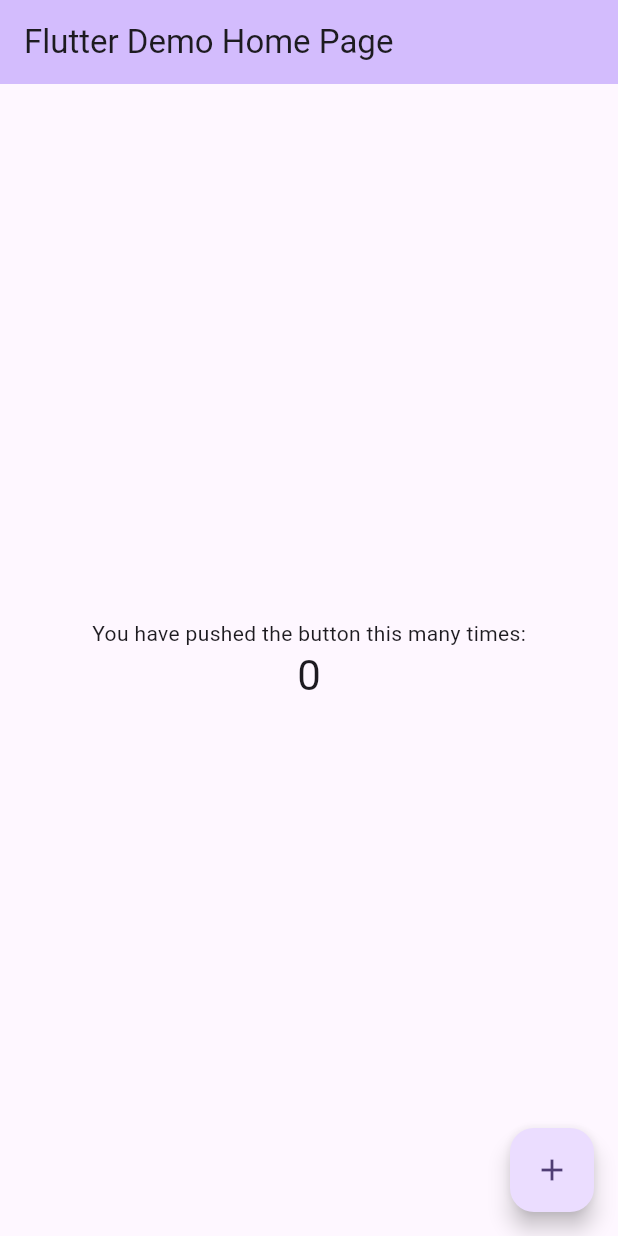
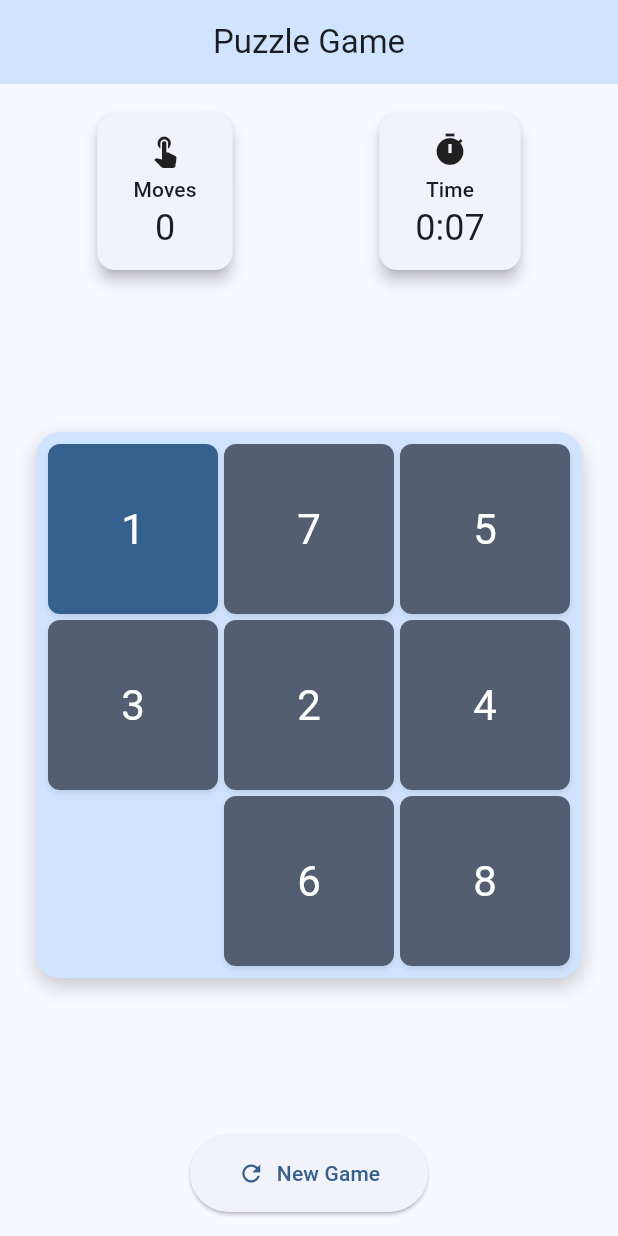
Before and after one commit to z3nr1q/new_puzzle, a Flutter app: the screen it shows after launch, on a phone screen of 412 x 824 dp. Run offline on Flutter 3.47's test engine with Material 3 defaults, Android fonts, the light colour scheme and no system bars.

Commit message:
feat: Implementação da estrutura base do jogo de puzzle
- Criado modelo PuzzlePiece
- Implementado PuzzleProvider para gerenciamento de estado
- Criada tela principal do jogo (GameScreen)
- Implementados widgets PuzzleBoard e PuzzlePiece
- Configurado tema e provider no main.dart

```diff
--- a/lib/main.dart
+++ b/lib/main.dart
@@ -1,4 +1,7 @@
 import 'package:flutter/material.dart';
+import 'package:provider/provider.dart';
+import 'src/providers/puzzle_provider.dart';
+import 'src/screens/game_screen.dart';
 
 void main() {
   runApp(const MyApp());
@@ -7,116 +10,28 @@ void main() {
 class MyApp extends StatelessWidget {
   const MyApp({super.key});
 
-  // This widget is the root of your application.
   @override
   Widget build(BuildContext context) {
-    return MaterialApp(
-      title: 'Flutter Demo',
-      theme: ThemeData(
-        // This is the theme of your application.
-        //
-        // TRY THIS: Try running your application with "flutter run". You'll see
-        // the application has a purple toolbar. Then, without quitting the app,
-        // try changing the seedColor in the colorScheme below to Colors.green
-        // and then invoke "hot reload" (save your changes or press the "hot
-        // reload" button in a Flutter-supported IDE, or press "r" if you used
-        // the command line to start the app).
-        //
-        // Notice that the counter didn't reset back to zero; the application
-        // state is not lost during the reload. To reset the state, use hot
-        // restart instead.
-        //
-        // This works for code too, not just values: Most code changes can be
-        // tested with just a hot reload.
-        colorScheme: ColorScheme.fromSeed(seedColor: Colors.deepPurple),
+    return ChangeNotifierProvider(
+      create: (_) => PuzzleProvider(),
+      child: MaterialApp(
+        title: 'Puzzle Game',
+        theme: ThemeData(
+          colorScheme: ColorScheme.fromSeed(
+            seedColor: Colors.blue,
+            brightness: Brightness.light,
+          ),
+          useMaterial3: true,
+        ),
+        darkTheme: ThemeData(
+          colorScheme: ColorScheme.fromSeed(
+            seedColor: Colors.blue,
+            brightness: Brightness.dark,
+          ),
+          useMaterial3: true,
+        ),
+        home: const GameScreen(),
       ),
-      home: const MyHomePage(title: 'Flutter Demo Home Page'),
     );
   }
 }
-
-class MyHomePage extends StatefulWidget {
-  const MyHomePage({super.key, required this.title});
-
-  // This widget is the home page of your application. It is stateful, meaning
-  // that it has a State object (defined below) that contains fields that affect
-  // how it looks.
-
-  // This class is the configuration for the state. It holds the values (in this
-  // case the title) provided by the parent (in this case the App widget) and
-  // used by the build method of the State. Fields in a Widget subclass are
-  // always marked "final".
-
-  final String title;
-
-  @override
-  State<MyHomePage> createState() => _MyHomePageState();
-}
-
-class _MyHomePageState extends State<MyHomePage> {
-  int _counter = 0;
-
-  void _incrementCounter() {
-    setState(() {
-      // This call to setState tells the Flutter framework that something has
-      // changed in this State, which causes it to rerun the build method below
-      // so that the display can reflect the updated values. If we changed
-      // _counter without calling setState(), then the build method would not be
-      // called again, and so nothing would appear to happen.
-      _counter++;
-    });
-  }
-
-  @override
-  Widget build(BuildContext context) {
-    // This method is rerun every time setState is called, for instance as done
-    // by the _incrementCounter method above.
-    //
-    // The Flutter framework has been optimized to make rerunning build methods
-    // fast, so that you can just rebuild anything that needs updating rather
-    // than having to individually change instances of widgets.
-    return Scaffold(
-      appBar: AppBar(
-        // TRY THIS: Try changing the color here to a specific color (to
-        // Colors.amber, perhaps?) and trigger a hot reload to see the AppBar
-        // change color while the other colors stay the same.
-        backgroundColor: Theme.of(context).colorScheme.inversePrimary,
-        // Here we take the value from the MyHomePage object that was created by
-        // the App.build method, and use it to set our appbar title.
-        title: Text(widget.title),
-      ),
-      body: Center(
-        // Center is a layout widget. It takes a single child and positions it
-        // in the middle of the parent.
-        child: Column(
-          // Column is also a layout widget. It takes a list of children and
-          // arranges them vertically. By default, it sizes itself to fit its
-          // children horizontally, and tries to be as tall as its parent.
-          //
-          // Column has various properties to control how it sizes itself and
-          // how it positions its children. Here we use mainAxisAlignment to
-          // center the children vertically; the main axis here is the vertical
-          // axis because Columns are vertical (the cross axis would be
-          // horizontal).
-          //
-          // TRY THIS: Invoke "debug painting" (choose the "Toggle Debug Paint"
-          // action in the IDE, or press "p" in the console), to see the
-          // wireframe for each widget.
-          mainAxisAlignment: MainAxisAlignment.center,
-          children: <Widget>[
-            const Text('You have pushed the button this many times:'),
-            Text(
-              '$_counter',
-              style: Theme.of(context).textTheme.headlineMedium,
-            ),
-          ],
-        ),
-      ),
-      floatingActionButton: FloatingActionButton(
-        onPressed: _incrementCounter,
-        tooltip: 'Increment',
-        child: const Icon(Icons.add),
-      ), // This trailing comma makes auto-formatting nicer for build methods.
-    );
-  }
-}
--- /dev/null
+++ b/lib/src/models/puzzle_piece.dart
@@ -0,0 +1,15 @@
+class PuzzlePiece {
+  final int id;
+  final int correctPosition;
+  int currentPosition;
+  bool isBlank;
+
+  PuzzlePiece({
+    required this.id,
+    required this.correctPosition,
+    required this.currentPosition,
+    this.isBlank = false,
+  });
+
+  bool get isInCorrectPosition => correctPosition == currentPosition;
+}
--- /dev/null
+++ b/lib/src/providers/puzzle_provider.dart
@@ -0,0 +1,90 @@
+import 'dart:math';
+import 'package:flutter/foundation.dart';
+import '../models/puzzle_piece.dart';
+
+class PuzzleProvider extends ChangeNotifier {
+  late List<PuzzlePiece> _pieces;
+  int _moves = 0;
+  int _gridSize = 3; // 3x3 grid by default
+  bool _isComplete = false;
+  Duration _time = Duration.zero;
+
+  List<PuzzlePiece> get pieces => _pieces;
+  int get moves => _moves;
+  int get gridSize => _gridSize;
+  bool get isComplete => _isComplete;
+  Duration get time => _time;
+
+  void initializePuzzle([int size = 3]) {
+    _gridSize = size;
+    _moves = 0;
+    _time = Duration.zero;
+    _isComplete = false;
+
+    // Create pieces
+    _pieces = List.generate(
+      size * size,
+      (index) => PuzzlePiece(
+        id: index,
+        correctPosition: index,
+        currentPosition: index,
+        isBlank: index == (size * size - 1),
+      ),
+    );
+
+    // Shuffle pieces
+    shufflePieces();
+    notifyListeners();
+  }
+
+  void shufflePieces() {
+    final random = Random();
+    for (int i = _pieces.length - 1; i > 0; i--) {
+      int j = random.nextInt(i + 1);
+      // Swap current positions
+      int temp = _pieces[i].currentPosition;
+      _pieces[i].currentPosition = _pieces[j].currentPosition;
+      _pieces[j].currentPosition = temp;
+      // Swap pieces in list
+      var tempPiece = _pieces[i];
+      _pieces[i] = _pieces[j];
+      _pieces[j] = tempPiece;
+    }
+  }
+
+  bool canMovePiece(int position) {
+    int blankIndex = _pieces.indexWhere((piece) => piece.isBlank);
+    int blankRow = blankIndex ~/ _gridSize;
+    int blankCol = blankIndex % _gridSize;
+    int pieceRow = position ~/ _gridSize;
+    int pieceCol = position % _gridSize;
+
+    return (blankRow == pieceRow && (blankCol - pieceCol).abs() == 1) ||
+           (blankCol == pieceCol && (blankRow - pieceRow).abs() == 1);
+  }
+
+  void movePiece(int position) {
+    if (!canMovePiece(position)) return;
+
+    int blankIndex = _pieces.indexWhere((piece) => piece.isBlank);
+    int pieceIndex = _pieces.indexWhere((piece) => piece.currentPosition == position);
+
+    // Swap positions
+    int tempPosition = _pieces[blankIndex].currentPosition;
+    _pieces[blankIndex].currentPosition = _pieces[pieceIndex].currentPosition;
+    _pieces[pieceIndex].currentPosition = tempPosition;
+
+    // Increment moves
+    _moves++;
+
+    // Check if puzzle is complete
+    _isComplete = _pieces.every((piece) => piece.isInCorrectPosition);
+
+    notifyListeners();
+  }
+
+  void updateTime(Duration newTime) {
+    _time = newTime;
+    notifyListeners();
+  }
+}
--- /dev/null
+++ b/lib/src/screens/game_screen.dart
@@ -0,0 +1,128 @@
+import 'dart:async';
+import 'package:flutter/material.dart';
+import 'package:provider/provider.dart';
+import '../providers/puzzle_provider.dart';
+import '../widgets/puzzle_board.dart';
+
+class GameScreen extends StatefulWidget {
+  const GameScreen({super.key});
+
+  @override
+  State<GameScreen> createState() => _GameScreenState();
+}
+
+class _GameScreenState extends State<GameScreen> {
+  Timer? _timer;
+  int _seconds = 0;
+
+  @override
+  void initState() {
+    super.initState();
+    WidgetsBinding.instance.addPostFrameCallback((_) {
+      context.read<PuzzleProvider>().initializePuzzle();
+      _startTimer();
+    });
+  }
+
+  void _startTimer() {
+    _timer = Timer.periodic(const Duration(seconds: 1), (timer) {
+      setState(() {
+        _seconds++;
+        context.read<PuzzleProvider>().updateTime(Duration(seconds: _seconds));
+      });
+    });
+  }
+
+  void _resetGame() {
+    setState(() {
+      _seconds = 0;
+      context.read<PuzzleProvider>().initializePuzzle();
+    });
+  }
+
+  @override
+  void dispose() {
+    _timer?.cancel();
+    super.dispose();
+  }
+
+  @override
+  Widget build(BuildContext context) {
+    return Scaffold(
+      appBar: AppBar(
+        title: const Text('Puzzle Game'),
+        centerTitle: true,
+        backgroundColor: Theme.of(context).colorScheme.primaryContainer,
+      ),
+      body: Consumer<PuzzleProvider>(
+        builder: (context, puzzleProvider, child) {
+          return Column(
+            mainAxisAlignment: MainAxisAlignment.center,
+            children: [
+              Padding(
+                padding: const EdgeInsets.all(16.0),
+                child: Row(
+                  mainAxisAlignment: MainAxisAlignment.spaceAround,
+                  children: [
+                    _buildInfoCard(
+                      'Moves',
+                      puzzleProvider.moves.toString(),
+                      Icons.touch_app,
+                    ),
+                    _buildInfoCard(
+                      'Time',
+                      '${puzzleProvider.time.inMinutes}:${(puzzleProvider.time.inSeconds % 60).toString().padLeft(2, '0')}',
+                      Icons.timer,
+                    ),
+                  ],
+                ),
+              ),
+              const Expanded(
+                child: Center(
+                  child: PuzzleBoard(),
+                ),
+              ),
+              Padding(
+                padding: const EdgeInsets.all(16.0),
+                child: ElevatedButton.icon(
+                  onPressed: _resetGame,
+                  icon: const Icon(Icons.refresh),
+                  label: const Text('New Game'),
+                  style: ElevatedButton.styleFrom(
+                    padding: const EdgeInsets.symmetric(
+                      horizontal: 32,
+                      vertical: 16,
+                    ),
+                  ),
+                ),
+              ),
+            ],
+          );
+        },
+      ),
+    );
+  }
+
+  Widget _buildInfoCard(String title, String value, IconData icon) {
+    return Card(
+      elevation: 4,
+      child: Padding(
+        padding: const EdgeInsets.symmetric(horizontal: 24, vertical: 12),
+        child: Column(
+          children: [
+            Icon(icon),
+            const SizedBox(height: 4),
+            Text(
+              title,
+              style: Theme.of(context).textTheme.titleSmall,
+            ),
+            Text(
+              value,
+              style: Theme.of(context).textTheme.headlineSmall,
+            ),
+          ],
+        ),
+      ),
+    );
+  }
+}
--- /dev/null
+++ b/lib/src/widgets/puzzle_board.dart
@@ -0,0 +1,50 @@
+import 'package:flutter/material.dart';
+import 'package:provider/provider.dart';
+import '../providers/puzzle_provider.dart';
+import 'puzzle_piece_widget.dart';
+
+class PuzzleBoard extends StatelessWidget {
+  const PuzzleBoard({super.key});
+
+  @override
+  Widget build(BuildContext context) {
+    return Consumer<PuzzleProvider>(
+      builder: (context, puzzleProvider, child) {
+        final gridSize = puzzleProvider.gridSize;
+        final pieces = puzzleProvider.pieces;
+
+        return AspectRatio(
+          aspectRatio: 1,
+          child: Container(
+            margin: const EdgeInsets.all(24.0),
+            decoration: BoxDecoration(
+              borderRadius: BorderRadius.circular(16),
+              color: Theme.of(context).colorScheme.primaryContainer,
+              boxShadow: [
+                BoxShadow(
+                  color: Colors.black.withOpacity(0.2),
+                  blurRadius: 10,
+                  offset: const Offset(0, 5),
+                ),
+              ],
+            ),
+            child: GridView.builder(
+              padding: const EdgeInsets.all(8),
+              physics: const NeverScrollableScrollPhysics(),
+              gridDelegate: SliverGridDelegateWithFixedCrossAxisCount(
+                crossAxisCount: gridSize,
+                mainAxisSpacing: 4,
+                crossAxisSpacing: 4,
+              ),
+              itemCount: pieces.length,
+              itemBuilder: (context, index) {
+                final piece = pieces[index];
+                return PuzzlePieceWidget(piece: piece);
+              },
+            ),
+          ),
+        );
+      },
+    );
+  }
+}
--- /dev/null
+++ b/lib/src/widgets/puzzle_piece_widget.dart
@@ -0,0 +1,59 @@
+import 'package:flutter/material.dart';
+import 'package:provider/provider.dart';
+import '../models/puzzle_piece.dart';
+import '../providers/puzzle_provider.dart';
+
+class PuzzlePieceWidget extends StatelessWidget {
+  final PuzzlePiece piece;
+
+  const PuzzlePieceWidget({
+    super.key,
+    required this.piece,
+  });
+
+  @override
+  Widget build(BuildContext context) {
+    return Consumer<PuzzleProvider>(
+      builder: (context, puzzleProvider, child) {
+        if (piece.isBlank) {
+          return Container(
+            decoration: BoxDecoration(
+              color: Colors.transparent,
+              borderRadius: BorderRadius.circular(8),
+            ),
+          );
+        }
+
+        return GestureDetector(
+          onTap: () {
+            puzzleProvider.movePiece(piece.currentPosition);
+          },
+          child: AnimatedContainer(
+            duration: const Duration(milliseconds: 200),
+            decoration: BoxDecoration(
+              color: piece.isInCorrectPosition
+                  ? Theme.of(context).colorScheme.primary
+                  : Theme.of(context).colorScheme.secondary,
+              borderRadius: BorderRadius.circular(8),
+              boxShadow: [
+                BoxShadow(
+                  color: Colors.black.withOpacity(0.1),
+                  blurRadius: 3,
+                  offset: const Offset(0, 2),
+                ),
+              ],
+            ),
+            child: Center(
+              child: Text(
+                '${piece.id + 1}',
+                style: Theme.of(context).textTheme.headlineMedium?.copyWith(
+                      color: Theme.of(context).colorScheme.onPrimary,
+                    ),
+              ),
+            ),
+          ),
+        );
+      },
+    );
+  }
+}
```
Also changed, not shown: 5 other files.
